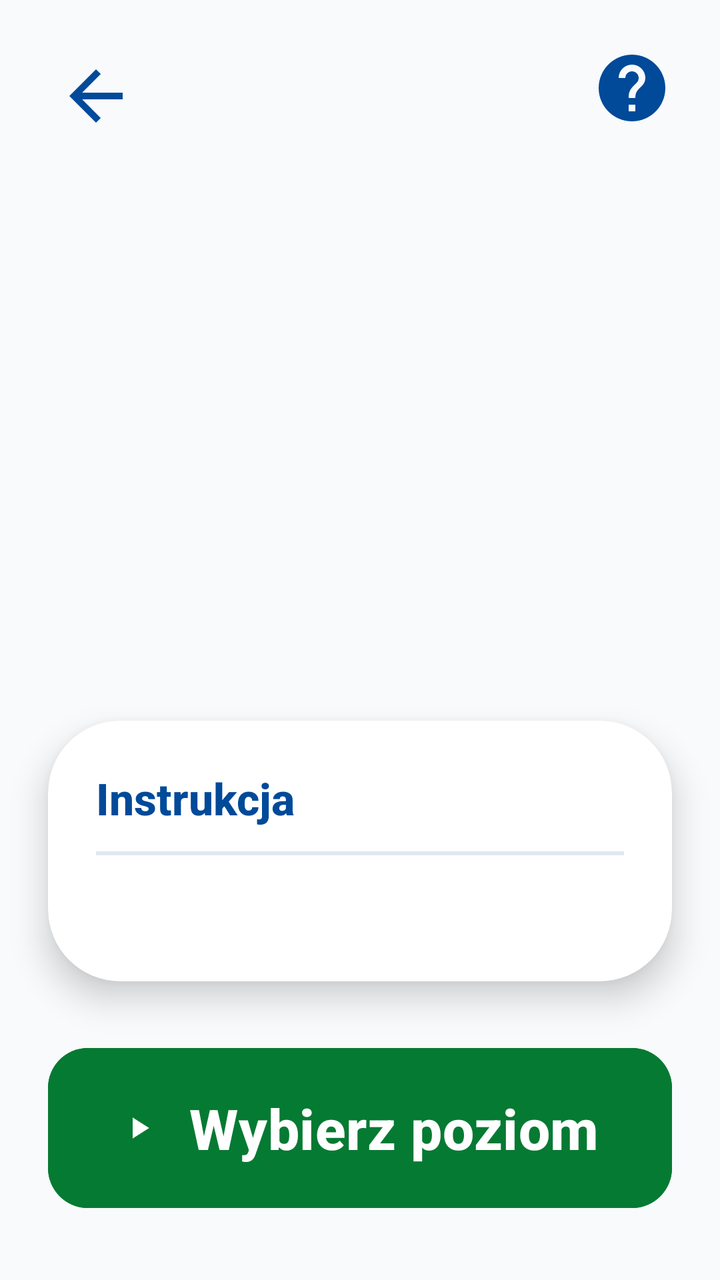
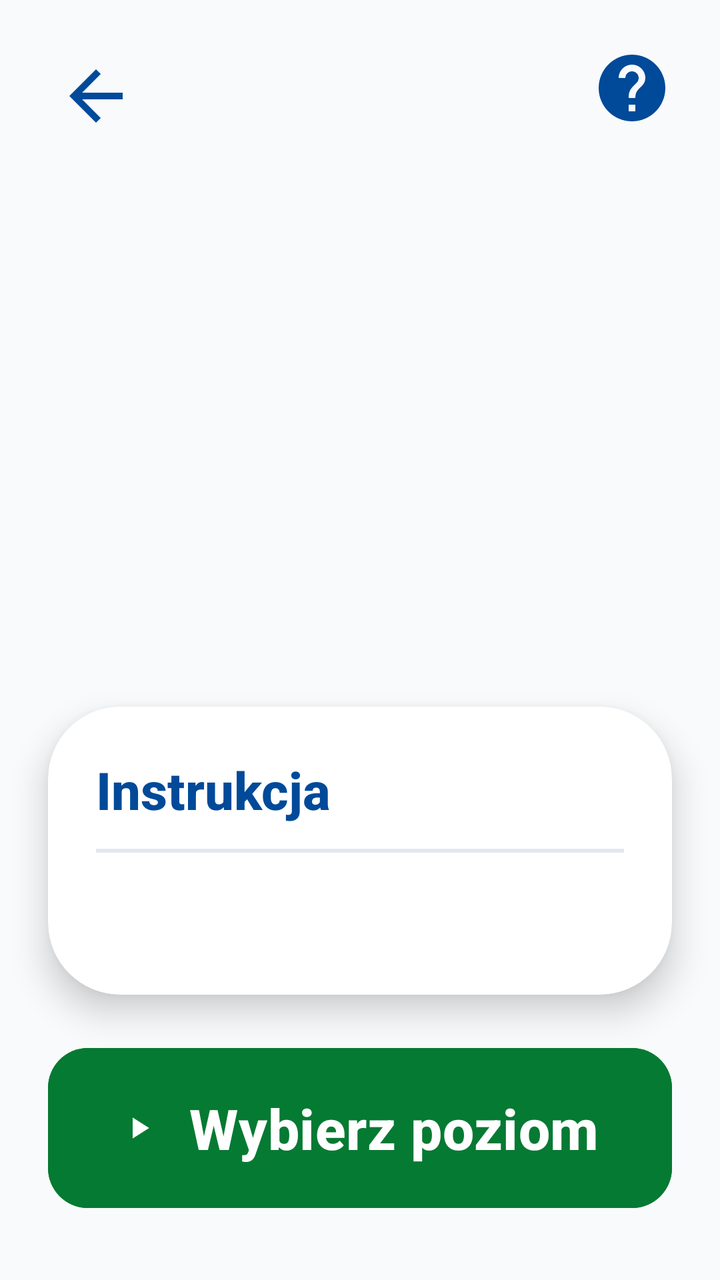

An Android layout rendered at two revisions. The XML below is the earlier revision; the diff shows what the commit changed to produce the second picture.
<!-- AndroidManifest.xml: application theme Theme.Fitnessapp -->
<!-- res/layout/activity_game_instruction.xml -->
<?xml version="1.0" encoding="utf-8"?>
<androidx.constraintlayout.widget.ConstraintLayout xmlns:android="http://schemas.android.com/apk/res/android"
    xmlns:app="http://schemas.android.com/apk/res-auto"
    android:layout_width="match_parent"
    android:layout_height="match_parent"
    android:background="#F8FAFC">

    
    <ImageButton
        android:id="@+id/btn_back"
        android:layout_width="64dp"
        android:layout_height="64dp"
        android:layout_margin="16dp"
        android:background="?android:attr/selectableItemBackgroundBorderless"
        android:src="@drawable/ic_back"
        app:tint="#004A99"
        android:scaleType="fitCenter"
        android:padding="12dp"
        app:layout_constraintStart_toStartOf="parent"
        app:layout_constraintTop_toTopOf="parent" />

    
    <ImageButton
        android:id="@+id/btn_help"
        android:layout_width="56dp"
        android:layout_height="56dp"
        android:layout_margin="16dp"
        android:background="?android:attr/selectableItemBackgroundBorderless"
        android:src="@drawable/ic_help"
        app:tint="#004A99"
        android:scaleType="fitCenter"
        android:padding="8dp"
        app:layout_constraintEnd_toEndOf="parent"
        app:layout_constraintTop_toTopOf="parent" />

    
    <ImageView
        android:id="@+id/iv_game_icon"
        android:layout_width="120dp"
        android:layout_height="120dp"
        android:layout_marginTop="32dp"
        app:layout_constraintStart_toStartOf="parent"
        app:layout_constraintEnd_toEndOf="parent"
        app:layout_constraintTop_toBottomOf="@id/btn_back" />

    
    <TextView
        android:id="@+id/tv_game_title"
        android:layout_width="wrap_content"
        android:layout_height="wrap_content"
        android:layout_marginTop="16dp"
        android:textColor="#004A99"
        android:textSize="44sp"
        android:textStyle="bold"
        app:layout_constraintStart_toStartOf="parent"
        app:layout_constraintEnd_toEndOf="parent"
        app:layout_constraintTop_toBottomOf="@id/iv_game_icon" />

    
    <androidx.cardview.widget.CardView
        android:id="@+id/card_instruction"
        android:layout_width="0dp"
        android:layout_height="wrap_content"
        android:layout_marginHorizontal="24dp"
        android:layout_marginTop="24dp"
        app:cardCornerRadius="36dp"
        app:cardElevation="10dp"
        app:cardBackgroundColor="#FFFFFF"
        app:layout_constraintStart_toStartOf="parent"
        app:layout_constraintEnd_toEndOf="parent"
 app:layout_constraintTop_toBottomOf="@id/tv_game_title"
 app:layout_constraintBottom_toTopOf="@id/btn_start">

        <LinearLayout
            android:layout_width="match_parent"
            android:layout_height="wrap_content"
            android:orientation="vertical"
            android:padding="24dp">

            <TextView
                android:layout_width="wrap_content"
                android:layout_height="wrap_content"
                android:text="Instrukcja"
                android:textColor="#004A99"
                android:textSize="22sp"
                android:textStyle="bold" />

            <View
                android:layout_width="match_parent"
                android:layout_height="2dp"
                android:layout_marginVertical="12dp"
                android:background="#E2E8F0" />

            <TextView
                android:id="@+id/tv_instruction_text"
                android:layout_width="match_parent"
                android:layout_height="wrap_content"
                android:textColor="#1E293B"
                android:textSize="20sp"
                android:textStyle="bold"
                android:lineSpacingExtra="6dp" />

        </LinearLayout>
    </androidx.cardview.widget.CardView>

    
    <androidx.cardview.widget.CardView
        android:id="@+id/card_difficulty"
        android:layout_width="0dp"
        android:layout_height="wrap_content"
        android:layout_marginHorizontal="24dp"
        android:layout_marginTop="16dp"
        android:visibility="gone"
        app:cardCornerRadius="36dp"
        app:cardElevation="10dp"
        app:cardBackgroundColor="#FFFFFF"
        app:layout_constraintStart_toStartOf="parent"
        app:layout_constraintEnd_toEndOf="parent"
        app:layout_constraintTop_toBottomOf="@id/card_instruction"
        app:layout_constraintBottom_toTopOf="@id/btn_start">

        <LinearLayout
            android:layout_width="match_parent"
            android:layout_height="wrap_content"
            android:orientation="vertical"
            android:padding="24dp">

            <TextView
                android:layout_width="wrap_content"
                android:layout_height="wrap_content"
                android:text="Wybierz poziom trudności"
                android:textColor="#004A99"
                android:textSize="22sp"
                android:textStyle="bold" />

            <View
                android:layout_width="match_parent"
                android:layout_height="2dp"
                android:layout_marginVertical="12dp"
                android:background="#E2E8F0" />

            <LinearLayout
                android:layout_width="match_parent"
                android:layout_height="wrap_content"
                android:orientation="horizontal"
                android:weightSum="3">

                <androidx.cardview.widget.CardView
                    android:id="@+id/card_difficulty_easy"
                    android:layout_width="0dp"
                    android:layout_height="wrap_content"
                    android:layout_weight="1"
                    android:layout_marginEnd="8dp"
                    android:clickable="true"
                    android:focusable="true"
                    android:foreground="?android:attr/selectableItemBackground"
                    app:cardCornerRadius="20dp"
                    app:cardElevation="4dp"
                    app:cardBackgroundColor="#DBEAFE">

                    <LinearLayout
                        android:layout_width="match_parent"
                        android:layout_height="wrap_content"
                        android:orientation="vertical"
                        android:gravity="center"
                        android:padding="16dp">

                        <ImageView
                            android:id="@+id/iv_difficulty_easy"
                            android:layout_width="40dp"
                            android:layout_height="40dp"
                            android:src="@drawable/bg_indicator_inactive" />

                        <TextView
                            android:layout_width="wrap_content"
                            android:layout_height="wrap_content"
                            android:layout_marginTop="8dp"
                            android:text="Łatwy"
                            android:textColor="#004A99"
                            android:textSize="18sp"
                            android:textStyle="bold" />

                    </LinearLayout>
                </androidx.cardview.widget.CardView>

                <androidx.cardview.widget.CardView
                    android:id="@+id/card_difficulty_medium"
                    android:layout_width="0dp"
                    android:layout_height="wrap_content"
                    android:layout_weight="1"
                    android:layout_marginHorizontal="4dp"
                    android:clickable="true"
                    android:focusable="true"
                    android:foreground="?android:attr/selectableItemBackground"
                    app:cardCornerRadius="20dp"
                    app:cardElevation="4dp"
                    app:cardBackgroundColor="#DBEAFE">

                    <LinearLayout
                        android:layout_width="match_parent"
                        android:layout_height="wrap_content"
                        android:orientation="vertical"
                        android:gravity="center"
                        android:padding="16dp">

                        <ImageView
                            android:id="@+id/iv_difficulty_medium"
                            android:layout_width="40dp"
                            android:layout_height="40dp"
                            android:src="@drawable/bg_indicator_inactive" />

                        <TextView
                            android:layout_width="wrap_content"
                            android:layout_height="wrap_content"
                            android:layout_marginTop="8dp"
                            android:text="Średni"
                            android:textColor="#004A99"
                            android:textSize="18sp"
                            android:textStyle="bold" />

                    </LinearLayout>
                </androidx.cardview.widget.CardView>

                <androidx.cardview.widget.CardView
                    android:id="@+id/card_difficulty_hard"
                    android:layout_width="0dp"
                    android:layout_height="wrap_content"
                    android:layout_weight="1"
                    android:layout_marginStart="8dp"
                    android:clickable="true"
                    android:focusable="true"
                    android:foreground="?android:attr/selectableItemBackground"
                    app:cardCornerRadius="20dp"
                    app:cardElevation="4dp"
                    app:cardBackgroundColor="#DBEAFE">

                    <LinearLayout
                        android:layout_width="match_parent"
                        android:layout_height="wrap_content"
                        android:orientation="vertical"
                        android:gravity="center"
                        android:padding="16dp">

                        <ImageView
                            android:id="@+id/iv_difficulty_hard"
                            android:layout_width="40dp"
                            android:layout_height="40dp"
                            android:src="@drawable/bg_indicator_inactive" />

                        <TextView
                            android:layout_width="wrap_content"
                            android:layout_height="wrap_content"
                            android:layout_marginTop="8dp"
                            android:text="Trudny"
                            android:textColor="#004A99"
                            android:textSize="18sp"
                            android:textStyle="bold" />

                    </LinearLayout>
                </androidx.cardview.widget.CardView>

            </LinearLayout>

        </LinearLayout>
    </androidx.cardview.widget.CardView>

    
    <Button
        android:id="@+id/btn_start"
        android:layout_width="0dp"
        android:layout_height="88dp"
        android:layout_marginHorizontal="24dp"
        android:layout_marginBottom="32dp"
        android:backgroundTint="#057A32"
        android:text="Wybierz poziom"
        android:textAllCaps="false"
        android:textColor="@color/white"
        android:textSize="28sp"
        android:fontFamily="sans-serif-medium"
        android:textStyle="bold"
        app:icon="@drawable/ic_play"
        app:iconGravity="textStart"
        app:iconTint="@color/white"
        app:iconPadding="16dp"
        app:cornerRadius="20dp"
        app:layout_constraintStart_toStartOf="parent"
        app:layout_constraintEnd_toEndOf="parent"
        app:layout_constraintBottom_toBottomOf="parent" />

</androidx.constraintlayout.widget.ConstraintLayout>
<!-- resources referenced by this layout -->
<resources>
  <color name="white">#FFFFFFFF</color>
  <!-- drawable bg_indicator_inactive (drawable) -->
  <?xml version="1.0" encoding="utf-8"?>
  <shape xmlns:android="http://schemas.android.com/apk/res/android"
      android:shape="rectangle">
      <solid android:color="#E5E7EB" />
      <corners android:radius="4dp" />
  </shape>
  <!-- drawable ic_back (drawable) -->
  <vector xmlns:android="http://schemas.android.com/apk/res/android"
      android:width="24dp"
      android:height="24dp"
      android:viewportWidth="24"
      android:viewportHeight="24">
      <path
          android:fillColor="#000000"
          android:pathData="M20,11H7.83l5.59,-5.59L12,4l-8,8 8,8 1.41,-1.41L7.83,13H20v-2z"/>
  </vector>
  <!-- drawable ic_help (drawable) -->
  <vector xmlns:android="http://schemas.android.com/apk/res/android"
      android:width="48dp"
      android:height="48dp"
      android:viewportWidth="24"
      android:viewportHeight="24">
      <path
          android:fillColor="#004A99"
          android:pathData="M12,2C6.48,2 2,6.48 2,12s4.48,10 10,10 10,-4.48 10,-10S17.52,2 12,2zM13,19h-2v-2h2v2zM15.07,11.25l-0.9,0.92C13.45,12.9 13,13.5 13,15h-2v-0.5c0,-1.1 0.45,-2.1 1.17,-2.83l1.24,-1.26c0.37,-0.36 0.59,-0.86 0.59,-1.41 0,-1.1 -0.9,-2 -2,-2s-2,0.9 -2,2L8,9c0,-2.21 1.79,-4 4,-4s4,1.79 4,4c0,0.88 -0.36,1.68 -0.93,2.25z"/>
  </vector>
  <!-- drawable ic_play (drawable) -->
  <vector xmlns:android="http://schemas.android.com/apk/res/android"
   android:width="24dp"
   android:height="24dp"
   android:viewportWidth="24"
   android:viewportHeight="24">
   <path
   android:fillColor="#FFFFFF"
   android:pathData="M8,5v14l11,-7z"/>
  </vector>
  <style name="Theme.Fitnessapp" parent="Base.Theme.Fitnessapp" />
  <style name="Base.Theme.Fitnessapp" parent="Theme.Material3.Light.NoActionBar">
          
          <item name="android:fontFamily">sans-serif-medium</item>
          <item name="android:textAllCaps">false</item>
          <item name="android:textColor">#0F172A</item>
          <item name="android:windowBackground">#F8FAFC</item>
      </style>
</resources>

<!-- the commit's change to res/layout/activity_game_instruction.xml (unified diff, before → after) -->
@@ -82,7 +82,7 @@
                 android:layout_height="wrap_content"
                 android:text="Instrukcja"
                 android:textColor="#004A99"
-                android:textSize="22sp"
+                android:textSize="26sp"
                 android:textStyle="bold" />
 
             <View
@@ -96,7 +96,7 @@
                 android:layout_width="match_parent"
                 android:layout_height="wrap_content"
                 android:textColor="#1E293B"
-                android:textSize="20sp"
+                android:textSize="26sp"
                 android:textStyle="bold"
                 android:lineSpacingExtra="6dp" />
 
@@ -130,7 +130,7 @@
                 android:layout_height="wrap_content"
                 android:text="Wybierz poziom trudności"
                 android:textColor="#004A99"
-                android:textSize="22sp"
+                android:textSize="26sp"
                 android:textStyle="bold" />
 
             <View
@@ -177,7 +177,7 @@
                             android:layout_marginTop="8dp"
                             android:text="Łatwy"
                             android:textColor="#004A99"
-                            android:textSize="18sp"
+                            android:textSize="26sp"
                             android:textStyle="bold" />
 
                     </LinearLayout>
@@ -215,7 +215,7 @@
                             android:layout_marginTop="8dp"
                             android:text="Średni"
                             android:textColor="#004A99"
-                            android:textSize="18sp"
+                            android:textSize="26sp"
                             android:textStyle="bold" />
 
                     </LinearLayout>
@@ -253,7 +253,7 @@
                             android:layout_marginTop="8dp"
                             android:text="Trudny"
                             android:textColor="#004A99"
-                            android:textSize="18sp"
+                            android:textSize="26sp"
                             android:textStyle="bold" />
 
                     </LinearLayout>
